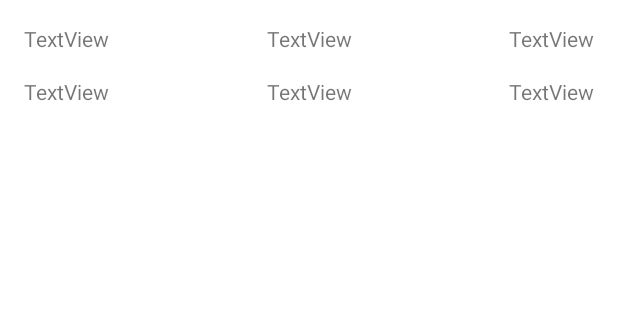
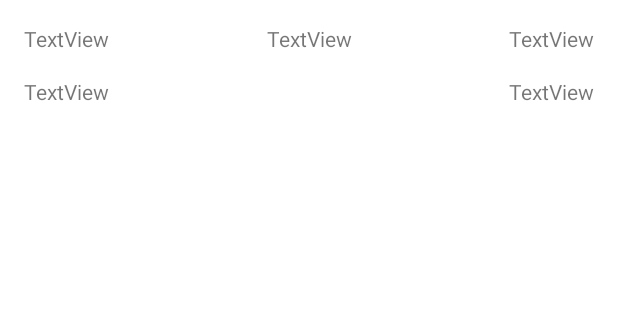
Before and after one commit to Ravalian/App_Project_Gruppe_13_SMAP_v2, an Android app: the VehicleDetailFragment screen opened directly, with no data from a screen before it, on a phone screen of 412 x 824 dp, the part 258-578 px from its top. Run offline under Robolectric (Android 15) with nearby library versions, the phone set to English and light mode, and no system bars; our stand-ins replace Firebase (no records; nobody signed in at launch, a user with empty details on screens opened directly), Volley; libraries missing offline, so code that uses them is left out: com.firebase.ui; pictures from the network do not load; 1 statement that could not run was skipped.

Commit message:
Removed km/L

```diff
--- a/Carlog/app/src/main/java/com/example/smap_app_project_grp_13_carlog/Fragments/VehicleDetailFragment.java
+++ b/Carlog/app/src/main/java/com/example/smap_app_project_grp_13_carlog/Fragments/VehicleDetailFragment.java
@@ -39,7 +39,7 @@ import java.util.List;
 public class VehicleDetailFragment extends Fragment {
 
     private ListView logList;
-    private TextView vName, owner, model, fuel, kml, hp, numseats;
+    private TextView vName, owner, model, fuel, hp, numseats;
     private Button btnBack, btnNew;
     private VehicleDetailsAdapter adapter;
     private List<Log> logs;
@@ -70,7 +70,6 @@ public class VehicleDetailFragment extends Fragment {
         owner = view.findViewById(R.id.TxtOwner);
         model = view.findViewById(R.id.TxtModel);
         fuel = view.findViewById(R.id.TxtFuelType);
-        kml = view.findViewById(R.id.TxtKmPrL);
         hp = view.findViewById(R.id.TxtHorsePower);
         numseats = view.findViewById(R.id.TxtNumOfSeats);
         vehicleImg = view.findViewById(R.id.ImgCar);
@@ -155,7 +154,6 @@ public class VehicleDetailFragment extends Fragment {
             model.setText(vehicle.getModel());
             fuel.setText(vehicle.getFuelType());
             hp.setText(vehicle.getEnginePower());
-            kml.setText("9999999km/l");
             numseats.setText(vehicle.getSeats());
 
             storageReference = storage.getReference().child("images/" + vehicle.getRegistrationNumber());
--- a/Carlog/app/src/main/res/layout/fragment_vehicle_detail.xml
+++ b/Carlog/app/src/main/res/layout/fragment_vehicle_detail.xml
@@ -75,14 +75,6 @@
         app:layout_constraintTop_toTopOf="@+id/TxtModel" />
 
     <TextView
-        android:id="@+id/TxtKmPrL"
-        android:layout_width="wrap_content"
-        android:layout_height="wrap_content"
-        android:text="TextView"
-        app:layout_constraintStart_toStartOf="@+id/TxtHorsePower"
-        app:layout_constraintTop_toTopOf="@+id/TxtFuelType" />
-
-    <TextView
         android:id="@+id/TxtOwner"
         android:layout_width="wrap_content"
         android:layout_height="wrap_content"
```
